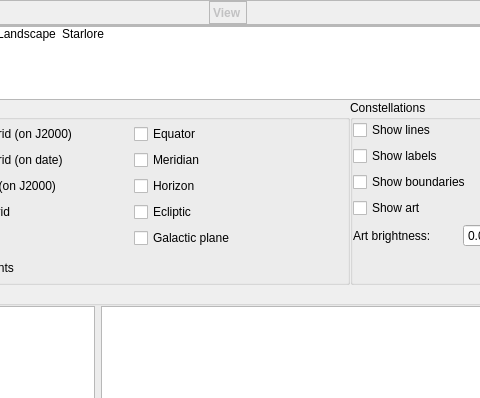
519984307/stellarium_src, file src/gui/viewDialog.ui: the form before one commit; both pictures show x 89 to 569 and y 0 to 398 of the 659 by 554 pixel window.
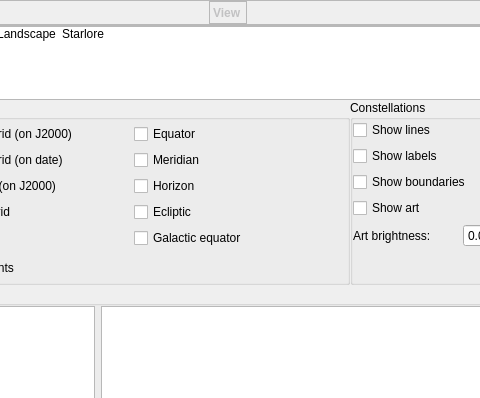
The form after the commit. The open tabs and pages were chosen to show the change. Icons and pictures are not drawn. Custom widgets are drawn as their Qt base class.

Commit message: renamed all occurrences of "Galactic Plane" to the correct term "Galactic Equator". I.e., displayable strings and all command names referring to that. StratoScript processor still can work with the old term for compatibility with legacy scripts.

Diff of the .ui file:
```diff
--- a/src/gui/viewDialog.ui
+++ b/src/gui/viewDialog.ui
@@ -1460,7 +1460,7 @@
                     <string>Show Galactic plane line</string>
                    </property>
                    <property name="text">
-                    <string>Galactic plane</string>
+                    <string>Galactic equator</string>
                    </property>
                   </widget>
                  </item>
```
Left out of the diff: 8 changed lines with no effect on the pictures. The commit also changes 10 other files.
